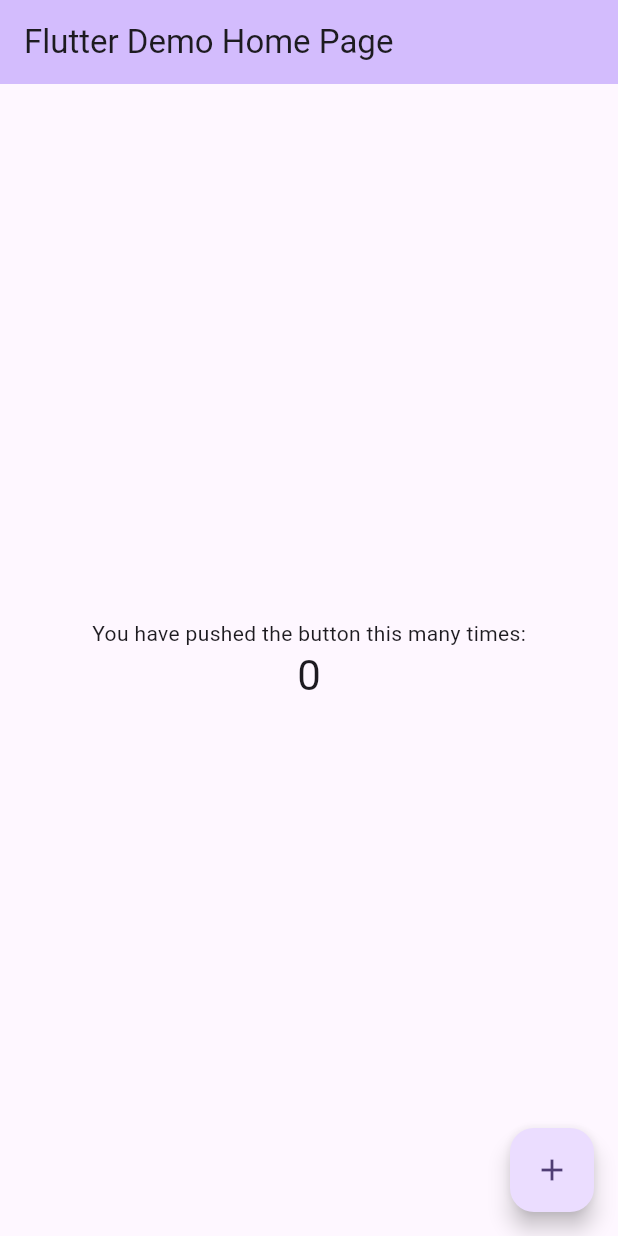
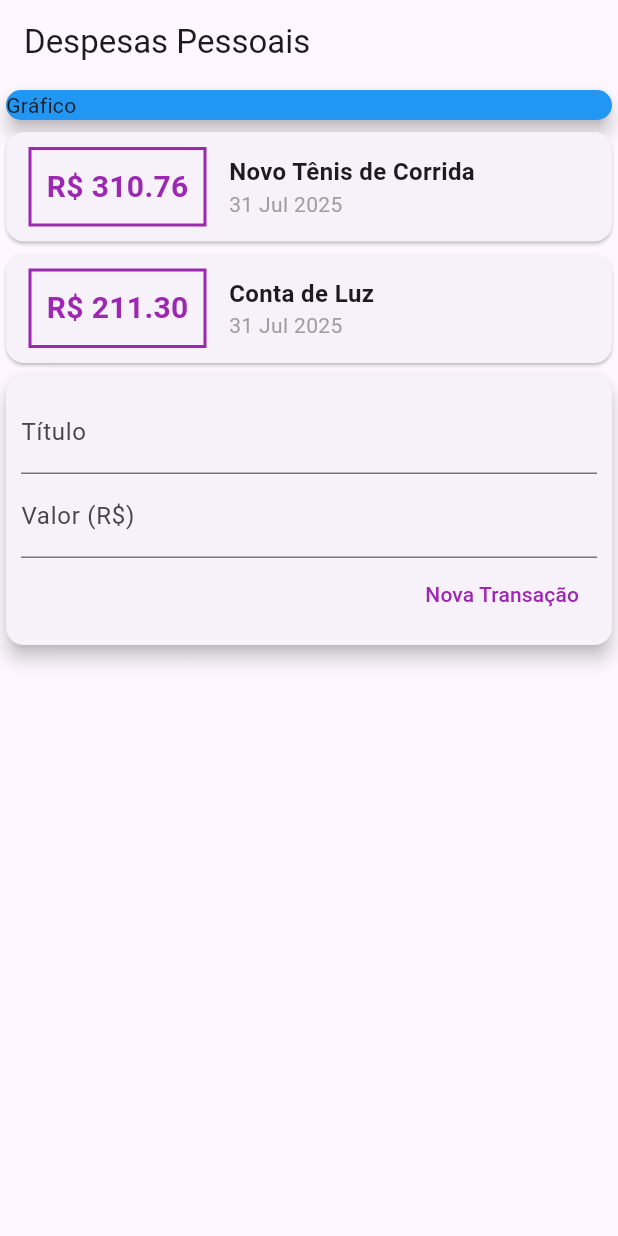
Before and after one commit to miguela-brandelli/expenses_app, a Flutter app: the screen it shows after launch, on a phone screen of 412 x 824 dp. Run offline on Flutter 3.47's test engine with Material 3 defaults, Android fonts, the phone set to English and light mode, and no system bars.

Commit message:
prosseguindo no desenvolvimento do app de finanças

```diff
--- a/lib/main.dart
+++ b/lib/main.dart
@@ -1,125 +1,144 @@
 import 'package:flutter/material.dart';
+import 'models/transaction.dart';
+import 'package:intl/intl.dart';
 
-void main() {
-  runApp(const MyApp());
-}
+main() => runApp(const ExpensesApp());
 
-class MyApp extends StatelessWidget {
-  const MyApp({super.key});
-
-  // This widget is the root of your application.
+class ExpensesApp extends StatelessWidget {
+  const ExpensesApp({Key? key}) : super(key: key);
   @override
   Widget build(BuildContext context) {
-    return MaterialApp(
-      title: 'Flutter Demo',
-      theme: ThemeData(
-        // This is the theme of your application.
-        //
-        // TRY THIS: Try running your application with "flutter run". You'll see
-        // the application has a purple toolbar. Then, without quitting the app,
-        // try changing the seedColor in the colorScheme below to Colors.green
-        // and then invoke "hot reload" (save your changes or press the "hot
-        // reload" button in a Flutter-supported IDE, or press "r" if you used
-        // the command line to start the app).
-        //
-        // Notice that the counter didn't reset back to zero; the application
-        // state is not lost during the reload. To reset the state, use hot
-        // restart instead.
-        //
-        // This works for code too, not just values: Most code changes can be
-        // tested with just a hot reload.
-        colorScheme: ColorScheme.fromSeed(seedColor: Colors.deepPurple),
-        useMaterial3: true,
-      ),
-      home: const MyHomePage(title: 'Flutter Demo Home Page'),
-    );
+    return MaterialApp(home: MyHomePage());
   }
 }
 
-class MyHomePage extends StatefulWidget {
-  const MyHomePage({super.key, required this.title});
+class MyHomePage extends StatelessWidget {
+  MyHomePage({Key? key}) : super(key: key);
 
-  // This widget is the home page of your application. It is stateful, meaning
-  // that it has a State object (defined below) that contains fields that affect
-  // how it looks.
+  final titleController = TextEditingController();
+  final valueController = TextEditingController();
 
-  // This class is the configuration for the state. It holds the values (in this
-  // case the title) provided by the parent (in this case the App widget) and
-  // used by the build method of the State. Fields in a Widget subclass are
-  // always marked "final".
-
-  final String title;
-
-  @override
-  State<MyHomePage> createState() => _MyHomePageState();
-}
-
-class _MyHomePageState extends State<MyHomePage> {
-  int _counter = 0;
-
-  void _incrementCounter() {
-    setState(() {
-      // This call to setState tells the Flutter framework that something has
-      // changed in this State, which causes it to rerun the build method below
-      // so that the display can reflect the updated values. If we changed
-      // _counter without calling setState(), then the build method would not be
-      // called again, and so nothing would appear to happen.
-      _counter++;
-    });
-  }
+  final _transactions = [
+    Transaction(
+      id: 't1',
+      title: 'Novo Tênis de Corrida',
+      value: 310.76,
+      date: DateTime.now(),
+    ),
+    Transaction(
+      id: 't2',
+      title: 'Conta de Luz',
+      value: 211.30,
+      date: DateTime.now(),
+    ),
+  ];
 
   @override
   Widget build(BuildContext context) {
-    // This method is rerun every time setState is called, for instance as done
-    // by the _incrementCounter method above.
-    //
-    // The Flutter framework has been optimized to make rerunning build methods
-    // fast, so that you can just rebuild anything that needs updating rather
-    // than having to individually change instances of widgets.
     return Scaffold(
       appBar: AppBar(
-        // TRY THIS: Try changing the color here to a specific color (to
-        // Colors.amber, perhaps?) and trigger a hot reload to see the AppBar
-        // change color while the other colors stay the same.
-        backgroundColor: Theme.of(context).colorScheme.inversePrimary,
-        // Here we take the value from the MyHomePage object that was created by
-        // the App.build method, and use it to set our appbar title.
-        title: Text(widget.title),
+        title: const Text('Despesas Pessoais'),
       ),
-      body: Center(
-        // Center is a layout widget. It takes a single child and positions it
-        // in the middle of the parent.
-        child: Column(
-          // Column is also a layout widget. It takes a list of children and
-          // arranges them vertically. By default, it sizes itself to fit its
-          // children horizontally, and tries to be as tall as its parent.
-          //
-          // Column has various properties to control how it sizes itself and
-          // how it positions its children. Here we use mainAxisAlignment to
-          // center the children vertically; the main axis here is the vertical
-          // axis because Columns are vertical (the cross axis would be
-          // horizontal).
-          //
-          // TRY THIS: Invoke "debug painting" (choose the "Toggle Debug Paint"
-          // action in the IDE, or press "p" in the console), to see the
-          // wireframe for each widget.
-          mainAxisAlignment: MainAxisAlignment.center,
-          children: <Widget>[
-            const Text(
-              'You have pushed the button this many times:',
+      body: Column(
+        crossAxisAlignment: CrossAxisAlignment.stretch,
+        children: [
+          const SizedBox(
+            child: Card(
+              color: Colors.blue,
+              child: Text('Gráfico'),
+              elevation: 5,
+            ),
+          ),
+          Column(
+            children: _transactions.map((tr) {
+              return Card(
+                child: Row(
+                  children: [
+                    Container(
+                      margin: const EdgeInsets.symmetric(
+                        horizontal: 15,
+                        vertical: 10,
+                      ),
+                      decoration: BoxDecoration(
+                        border: Border.all(
+                          color: Colors.purple,
+                          width: 2,
+                        ),
+                      ),
+                      padding: const EdgeInsets.all(10),
+                      child: Text(
+                        'R\$ ${tr.value.toStringAsFixed(2)}',
+                        style: const TextStyle(
+                          fontWeight: FontWeight.bold,
+                          fontSize: 20,
+                          color: Colors.purple,
+                        ),
+                      ),
+                    ),
+                    Column(
+                      crossAxisAlignment: CrossAxisAlignment.start,
+                      children: [
+                        Text(
+                          tr.title,
+                          style: const TextStyle(
+                            fontSize: 16,
+                            fontWeight: FontWeight.bold,
+                          ),
                         ),
                         Text(
-              '$_counter',
-              style: Theme.of(context).textTheme.headlineMedium,
+                          DateFormat('d MMM y').format(tr.date),
+                          style: const TextStyle(
+                            color: Colors.grey,
+                          ),
+                        ),
+                      ],
+                    ),
+                  ],
+                ),
+              );
+            }).toList(),
+          ),
+          Card(
+            elevation: 5,
+            child: Padding(
+              padding: const EdgeInsets.all(10),
+              child: Column(
+                children: [
+                  TextField(
+                    controller: titleController,
+                    decoration: const InputDecoration(
+                      labelText: 'Título',
+                    ),
+                  ),
+                  TextField(
+                    controller: valueController,
+                    decoration: const InputDecoration(
+                      labelText: 'Valor (R\$)',
+                    ),
+                  ),
+                  Row(
+                    mainAxisAlignment: MainAxisAlignment.end,
+                    children: <Widget>[
+                      TextButton(
+                        child: const Text(
+                          'Nova Transação',
+                          style: TextStyle(
+                            color: Colors.purple,
+                          ),
+                        ),
+                        onPressed: () {
+                          print(titleController.text);
+                          print(valueController.text);
+                        },
+                      )
+                    ],
                   ),
                 ],
               ),
             ),
-      floatingActionButton: FloatingActionButton(
-        onPressed: _incrementCounter,
-        tooltip: 'Increment',
-        child: const Icon(Icons.add),
-      ), // This trailing comma makes auto-formatting nicer for build methods.
+          )
+        ],
+      ),
     );
   }
 }
--- /dev/null
+++ b/lib/models/transaction.dart
@@ -0,0 +1,13 @@
+class Transaction {
+  final String id;
+  final String title;
+  final double value;
+  final DateTime date;
+
+  Transaction({
+    required this.id,
+    required this.title,
+    required this.value,
+    required this.date,
+  });
+}
--- a/pubspec.yaml
+++ b/pubspec.yaml
@@ -30,6 +30,8 @@
 dependencies:
   flutter:
     sdk: flutter
+  intl: ^0.17.0
+  flutter_multi_formatter: ^2.5.0
 
 
   # The following adds the Cupertino Icons font to your application.
```
Also changed, not shown: lib/components/transaction_list.dart (added), pubspec.lock, 1 other file. Lines whose indentation alone changed are shown as unchanged.
